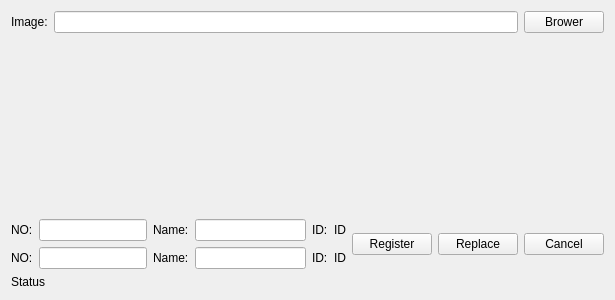
This is App/FrmRegisterImage.ui in KangLin/FaceRecognizer as Qt 5 draws it before an edit. The edited form follows.
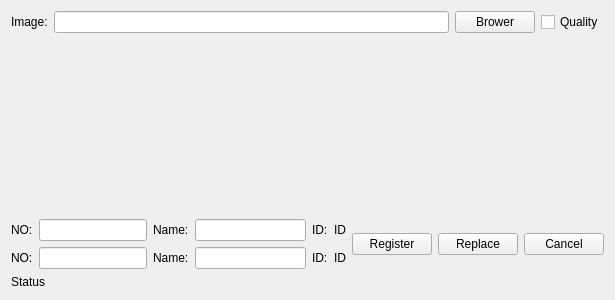
This is the edited form. Custom widgets are drawn as their Qt base class.

Commit message: Add quality option

What changed in the file:
```diff
--- a/App/FrmRegisterImage.ui
+++ b/App/FrmRegisterImage.ui
@@ -46,6 +46,13 @@
        </property>
       </widget>
      </item>
+     <item>
+      <widget class="QCheckBox" name="cbQuality">
+       <property name="text">
+        <string>Quality</string>
+       </property>
+      </widget>
+     </item>
     </layout>
    </item>
    <item row="1" column="0">
```
The commit also changes 2 other files.
